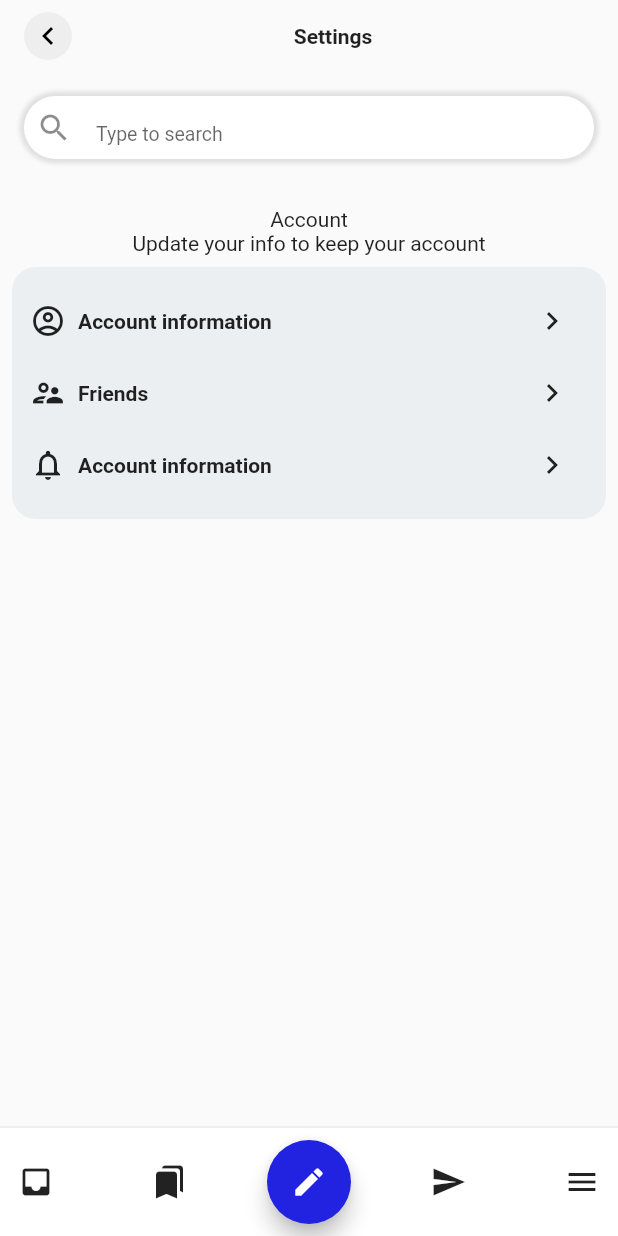
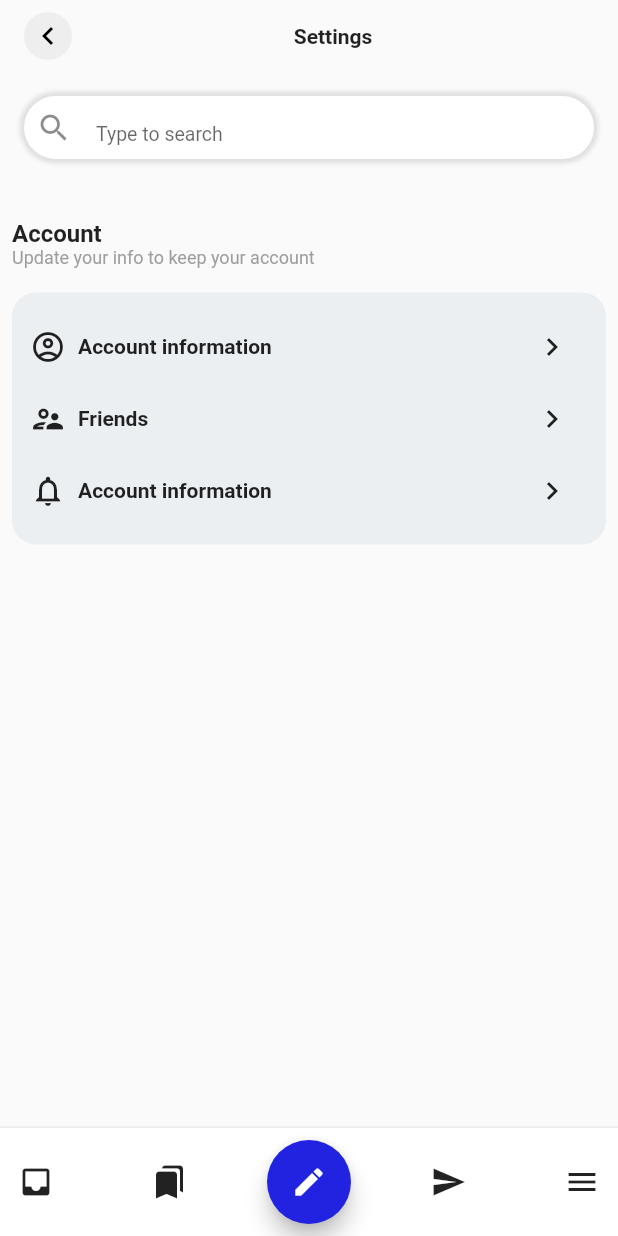
Before and after one commit to JAICHANGPARK/flutter_notebook_17th_story, a Flutter app: the screen it shows after launch, on a phone screen of 412 x 824 dp. Run offline on Flutter 3.47's test engine with Material 2 defaults, Android fonts, the phone set to English and light mode, and no system bars; our stand-ins replace badges, cached_network_image, fl_chart, flutter_riverpod, freezed_annotation, google_fonts and 3 more.

Commit message:
Update account_setting_home_page.dart

```diff
--- a/lib/ep1049_account_settings/src/ui/account_setting_home_page.dart
+++ b/lib/ep1049_account_settings/src/ui/account_setting_home_page.dart
@@ -14,6 +14,7 @@ class AccountSettingHomePage extends StatelessWidget {
             Expanded(
                 child: SingleChildScrollView(
               child: Column(
+                crossAxisAlignment: CrossAxisAlignment.start,
                 children: [
                   Padding(
                     padding: const EdgeInsets.symmetric(horizontal: 16.0, vertical: 8),
@@ -63,8 +64,28 @@ class AccountSettingHomePage extends StatelessWidget {
                   SizedBox(
                     height: 32,
                   ),
-                  Text("Account"),
-                  Text("Update your info to keep your account"),
+                  Padding(
+                    padding: const EdgeInsets.all(8.0),
+                    child: Column(
+                      crossAxisAlignment: CrossAxisAlignment.start,
+                      children: [
+                        Text(
+                          "Account",
+                          style: TextStyle(
+                            fontSize: 16,
+                            fontWeight: FontWeight.bold,
+                          ),
+                        ),
+                        Text(
+                          "Update your info to keep your account",
+                          style: TextStyle(
+                            fontSize: 12,
+                            color: Colors.grey,
+                          ),
+                        ),
+                      ],
+                    ),
+                  ),
                   Padding(
                     padding: const EdgeInsets.all(8.0),
                     child: Container(
```
